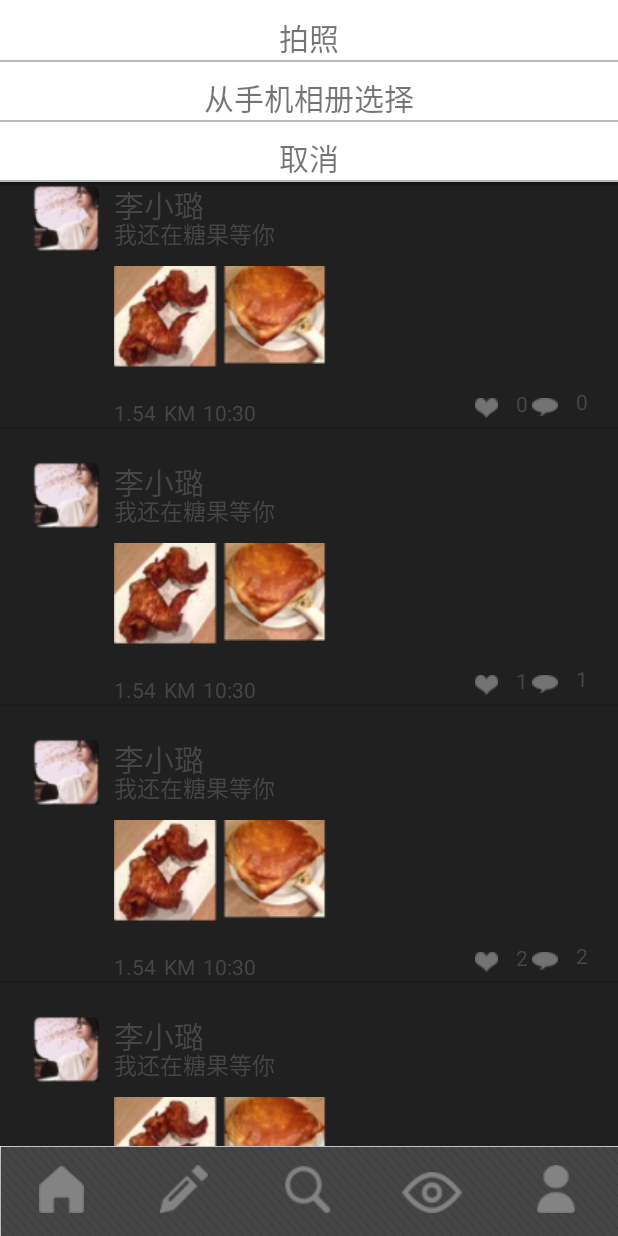
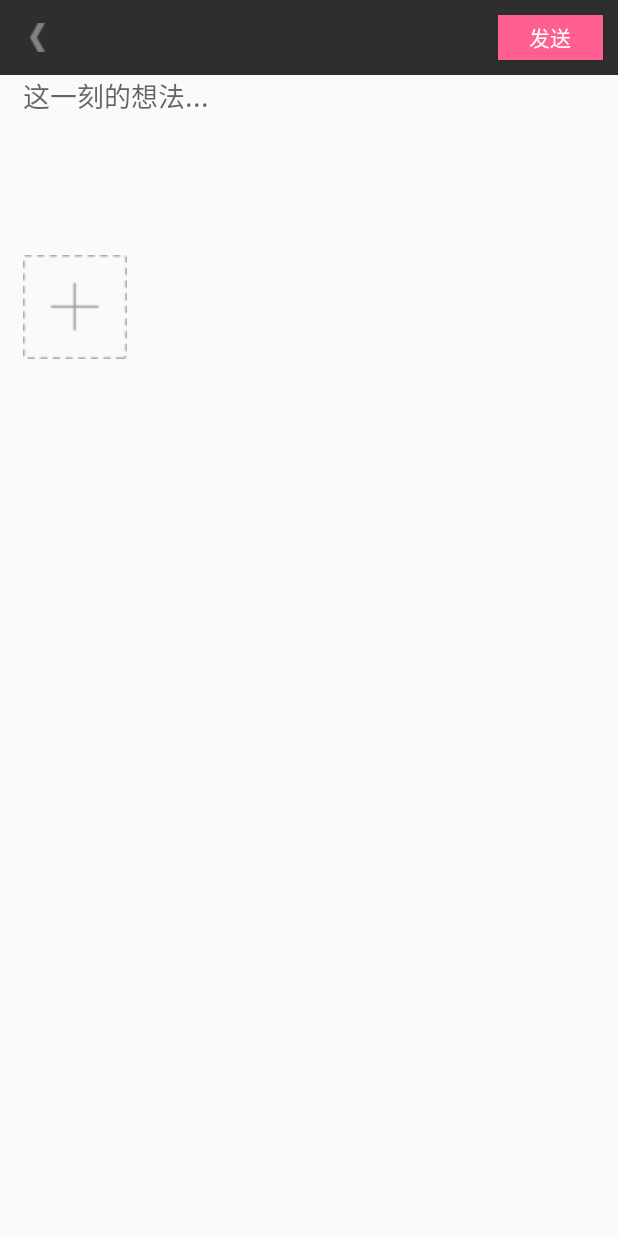
Before and after one commit to chent1030/MyPlayMusic, an Android app: the fragment Fragment4 placed in its activity, after a tap on an icon or button, on a phone screen of 412 x 824 dp. Run offline under Robolectric (Android 15) with nearby library versions, the phone set to English and light mode, and no system bars.

Commit message:
ten123411

```diff
--- a/app/src/main/AndroidManifest.xml
+++ b/app/src/main/AndroidManifest.xml
@@ -61,13 +61,14 @@
         <activity android:name=".me_activity.SettingPasswordActivity" />
         <activity android:name=".me_activity.MessageRemindActivity" />
         <activity android:name=".me_activity.ChatBackgroundActivity" />
-        <activity android:name=".me_activity.BlackListActivity"></activity>
-        <activity android:name=".person_activity.PersonActivity"/>
+        <activity android:name=".me_activity.BlackListActivity" />
+        <activity android:name=".person_activity.PersonActivity" />
         <activity
             android:name="com.mob.tools.MobUIShell"
             android:configChanges="keyboardHidden|orientation|screenSize"
             android:theme="@android:style/Theme.Translucent.NoTitleBar"
             android:windowSoftInputMode="stateHidden|adjustResize" />
+        <activity android:name=".circle_activity.ShareCircleActivity"></activity>
     </application>
 
 </manifest>
--- a/app/src/main/java/com/geminno/app/myplaymusic/FindPasswordActivity.java
+++ b/app/src/main/java/com/geminno/app/myplaymusic/FindPasswordActivity.java
@@ -127,7 +127,6 @@ public class FindPasswordActivity extends AppCompatActivity implements TextWatch
 
                 String et_ver=et_verifycode_forgetpassword.getText().toString();
                 SMSSDK.submitVerificationCode("86",phone_new,et_ver);
-
                 if(!MyUtils.isPassword(et_newpassword.getText().toString())){
                     new AlertDialog.Builder(this).setTitle("提示")
                             .setMessage("新密码必须同时包含数字和字母,长度6至12位")
@@ -175,11 +174,11 @@ public class FindPasswordActivity extends AppCompatActivity implements TextWatch
                 &&!TextUtils.isEmpty(et_newpassword.getText().toString())
                 &&!TextUtils.isEmpty(et_ms_newpassword.getText().toString())){
 
-            btn_save.setClickable(true);
+            btn_save.setEnabled(true);
             btn_save.setBackgroundColor(Color.parseColor("#FF6091"));
 
         }else{
-            btn_save.setClickable(false);
+            btn_save.setEnabled(false);
             btn_save.setBackgroundColor(Color.parseColor("#cccccc"));
         }
 
--- a/app/src/main/java/com/geminno/app/myplaymusic/MainActivity.java
+++ b/app/src/main/java/com/geminno/app/myplaymusic/MainActivity.java
@@ -93,6 +93,7 @@ public class MainActivity extends AppCompatActivity implements TextWatcher,View.
         switch (v.getId()) {
             case R.id.bt_login:
                 startActivity(new Intent(this,NearActivity.class));
+                this.finish();
                 break;
         }
     }
--- /dev/null
+++ b/app/src/main/java/com/geminno/app/myplaymusic/circle_activity/ShareCircleActivity.java
@@ -0,0 +1,167 @@
+package com.geminno.app.myplaymusic.circle_activity;
+
+import android.animation.ObjectAnimator;
+import android.app.Activity;
+import android.content.Intent;
+import android.database.Cursor;
+import android.graphics.Bitmap;
+import android.graphics.BitmapFactory;
+import android.graphics.drawable.BitmapDrawable;
+import android.net.Uri;
+import android.provider.MediaStore;
+import android.support.v7.app.AppCompatActivity;
+import android.os.Bundle;
+import android.view.Gravity;
+import android.view.LayoutInflater;
+import android.view.View;
+import android.view.ViewGroup;
+import android.widget.Button;
+import android.widget.ImageButton;
+import android.widget.ImageView;
+import android.widget.PopupWindow;
+import android.widget.RelativeLayout;
+import android.widget.TextView;
+
+import com.geminno.app.myplaymusic.R;
+
+public class ShareCircleActivity extends AppCompatActivity implements View.OnClickListener{
+
+    private Button btn_sharecircle;
+    private ImageButton ib_sharecircle;
+    PopupWindow popupWindow;
+    private static final int RESULT_LOAD_IMAGE = 200;
+    private TextView tv_takephoto;
+    private TextView tv_fromphone;
+    private TextView cancel_photo;
+    private RelativeLayout rl_view_1;
+    private ImageView iv_sharecircle;
+
+    @Override
+    protected void onCreate(Bundle savedInstanceState) {
+        super.onCreate(savedInstanceState);
+        setContentView(R.layout.activity_share_circle);
+
+        iv_sharecircle = ((ImageView) findViewById(R.id.iv_sharecircle));
+        rl_view_1 = ((RelativeLayout) findViewById(R.id.rl_view_1));
+        btn_sharecircle = ((Button) findViewById(R.id.btn_sharecircle));
+        ib_sharecircle=((ImageButton) findViewById(R.id.ib_sharecircle));
+        btn_sharecircle.setOnClickListener(this);
+        ib_sharecircle.setOnClickListener(this);
+    }
+
+    @Override
+    public void onClick(View v) {
+        switch (v.getId()) {
+            case R.id.btn_sharecircle:
+                this.finish();
+                break;
+            case R.id.ib_sharecircle:
+                final View photo = LayoutInflater.from(this).inflate(R.layout.photo, null);
+                tv_takephoto = ((TextView) photo.findViewById(R.id.tv_takephoto));
+                tv_fromphone = ((TextView) photo.findViewById(R.id.tv_fromphone));
+                cancel_photo = ((TextView) photo.findViewById(R.id.cancel_photo));
+
+                tv_takephoto.setOnClickListener(new View.OnClickListener() {
+                    @Override
+                    public void onClick(View v) {
+                        //    Intent camera = new Intent(MediaStore.ACTION_IMAGE_CAPTURE);
+                        //startActivityForResult(camera, RESULT_LOAD_IMAGE);
+                        Intent intent=new Intent();
+                        intent.setAction("android.media.action.STILL_IMAGE_CAMERA");
+                        startActivity(intent);
+                    }
+                });
+
+                tv_fromphone.setOnClickListener(new View.OnClickListener() {
+                    @Override
+                    public void onClick(View v) {
+
+                        Intent picture = new Intent(Intent.ACTION_PICK, MediaStore.Images.Media.EXTERNAL_CONTENT_URI);
+                        startActivityForResult(picture, RESULT_LOAD_IMAGE );
+
+                    }
+                });
+
+                cancel_photo.setOnClickListener(new View.OnClickListener() {
+                    @Override
+                    public void onClick(View v) {
+                        popupWindow.dismiss();
+                    }
+                });
+
+
+                if (popupWindow == null) {
+                    popupWindow = new PopupWindow(photo, ViewGroup.LayoutParams.MATCH_PARENT, ViewGroup.LayoutParams.WRAP_CONTENT);
+                    popupWindow.setOutsideTouchable(true);
+                    popupWindow.setBackgroundDrawable(new BitmapDrawable());
+                    popupWindow.setFocusable(true);
+                }
+                popupWindow.showAtLocation(rl_view_1, Gravity.BOTTOM, 0, 0);
+        }
+}
+
+    @Override
+    public void onActivityResult(int requestCode, int resultCode, Intent data) {
+        super.onActivityResult(requestCode, resultCode, data);
+        if (data == null) {
+            return;
+        }
+        switch (requestCode) {
+//            case RESULT_LOAD_IMAGE:
+//                switch (resultCode) {
+//                    case Activity.RESULT_OK://照相完成点击确定
+//                        String sdStatus = Environment.getExternalStorageState();
+//                        if (!sdStatus.equals(Environment.MEDIA_MOUNTED)) {//检测sd是否可用
+//                            Log.v("TestFile", "SD card is not avaiable/writeable right now");
+//                            return;
+//                        }
+//                        SimpleDateFormat sdf = new SimpleDateFormat("yyyyMMdd_hhmmss");
+//                        String name = sdf.format(Calendar.getInstance().getTime()) + ".jpg";
+//                        System.out.println(name);
+//
+//                        Bundle bundle = data.getExtras();
+//                        Bitmap bitmap = (Bitmap) bundle.get("data");
+//
+//                        File file = new File("/sdcard/picak/");
+//                        file.mkdirs();
+//
+//                        String fileName = file.getPath() + name;
+//
+//                        FileOutputStream fos = null;
+//
+//                        try {
+//                            fos = new FileOutputStream(fileName);
+//                            bitmap.compress(Bitmap.CompressFormat.JPEG, 100, fos);
+//                        } catch (FileNotFoundException e) {
+//                            e.printStackTrace();
+//                        } finally {
+//                            try {
+//                                fos.flush();
+//                                fos.close();
+//                            } catch (IOException e) {
+//                                e.printStackTrace();
+//                            }
+//                        }
+//                }
+//
+//
+            case RESULT_LOAD_IMAGE :
+                if (resultCode == Activity.RESULT_OK) {
+                    Uri selectedImage = data.getData();
+                    String[] filePathColumns = {MediaStore.Images.Media.DATA};
+                    Cursor c = this.getContentResolver().query(selectedImage, filePathColumns, null, null, null);
+                    c.moveToNext();
+                    int columnIndex = c.getColumnIndex(filePathColumns[0]);
+                    String picturePath = c.getString(columnIndex);
+                    c.close();
+                   Bitmap bm= BitmapFactory.decodeFile(picturePath,null);
+                    iv_sharecircle.setImageBitmap(bm);
+                    ObjectAnimator oa=ObjectAnimator.ofFloat(ib_sharecircle,"translationX",0,iv_sharecircle.getWidth());
+                    oa.setDuration(100);
+                    oa.start();
+                }
+
+        }
+
+    }
+}
--- a/app/src/main/java/com/geminno/app/myplaymusic/fragment/Fragment1.java
+++ b/app/src/main/java/com/geminno/app/myplaymusic/fragment/Fragment1.java
@@ -17,14 +17,14 @@ import com.geminno.app.myplaymusic.person_activity.PersonActivity;
  */
 public class Fragment1 extends CommFragment {
     View view;
-    private ImageButton ib_near_search;
+
     private ImageButton ib_screen;
     private RadioGroup rg_near;
 
     @Override
     public View initview(LayoutInflater inflater) {
         view = inflater.inflate(R.layout.near,null);
-        ib_near_search = ((ImageButton) view.findViewById(R.id.ib_near_search));
+
         ib_screen = ((ImageButton) view.findViewById(R.id.ib_screen));
         rg_near = ((RadioGroup) view.findViewById(R.id.rg_near));
         return view;
--- a/app/src/main/java/com/geminno/app/myplaymusic/fragment/Fragment4.java
+++ b/app/src/main/java/com/geminno/app/myplaymusic/fragment/Fragment4.java
@@ -25,6 +25,7 @@ import com.geminno.app.myplaymusic.Comm.CommFragment;
 import com.geminno.app.myplaymusic.MainActivity;
 import com.geminno.app.myplaymusic.NearActivity;
 import com.geminno.app.myplaymusic.R;
+import com.geminno.app.myplaymusic.circle_activity.ShareCircleActivity;
 
 import org.w3c.dom.Text;
 
@@ -44,14 +45,11 @@ import java.util.Locale;
 public class Fragment4 extends CommFragment {
 
 
-    private static final int RESULT_LOAD_IMAGE = 10;
+
     private RadioGroup rg_friend_circle;
     private ImageButton ib_photo;
-    PopupWindow popupWindow;
     View view;
-    private TextView tv_takephoto;
-    private TextView tv_fromphone;
-    private TextView cancel_photo;
+
 
 
     @Override
@@ -96,110 +94,11 @@ public class Fragment4 extends CommFragment {
         ib_photo.setOnClickListener(new View.OnClickListener() {
             @Override
             public void onClick(View v) {
-                final View photo = LayoutInflater.from(getActivity()).inflate(R.layout.photo, null);
-                tv_takephoto = ((TextView) photo.findViewById(R.id.tv_takephoto));
-                tv_fromphone = ((TextView) photo.findViewById(R.id.tv_fromphone));
-                cancel_photo = ((TextView) photo.findViewById(R.id.cancel_photo));
+                startActivity(new Intent(getActivity(), ShareCircleActivity.class));
 
-                tv_takephoto.setOnClickListener(new View.OnClickListener() {
-                    @Override
-                    public void onClick(View v) {
-                        //    Intent camera = new Intent(MediaStore.ACTION_IMAGE_CAPTURE);
-                        //startActivityForResult(camera, RESULT_LOAD_IMAGE);
-                        Intent intent=new Intent();
-                        intent.setAction("android.media.action.STILL_IMAGE_CAMERA");
-                        startActivity(intent);
-                    }
-                });
+            }
 
-                tv_fromphone.setOnClickListener(new View.OnClickListener() {
-                    @Override
-                    public void onClick(View v) {
+        });
 
-                        Intent picture = new Intent(Intent.ACTION_PICK, MediaStore.Images.Media.EXTERNAL_CONTENT_URI);
-                        startActivityForResult(picture, RESULT_LOAD_IMAGE + 1);
-
-                    }
-                });
-
-                cancel_photo.setOnClickListener(new View.OnClickListener() {
-                    @Override
-                    public void onClick(View v) {
-                        popupWindow.dismiss();
-                    }
-                });
-
-
-                if (popupWindow == null) {
-                    popupWindow = new PopupWindow(photo, ViewGroup.LayoutParams.MATCH_PARENT, ViewGroup.LayoutParams.WRAP_CONTENT);
-                    popupWindow.setOutsideTouchable(true);
-                    popupWindow.setBackgroundDrawable(new BitmapDrawable());
-                    popupWindow.setFocusable(true);
-                }
-                popupWindow.showAtLocation(view, Gravity.BOTTOM, 0, 0);
-            }
-        });
     }
-
-//    @Override
-//    public void onActivityResult(int requestCode, int resultCode, Intent data) {
-//        super.onActivityResult(requestCode, resultCode, data);
-//        if (data == null) {
-//            return;
-//        }
-//        switch (requestCode) {
-//            case RESULT_LOAD_IMAGE:
-//                switch (resultCode) {
-//                    case Activity.RESULT_OK://照相完成点击确定
-//                        String sdStatus = Environment.getExternalStorageState();
-//                        if (!sdStatus.equals(Environment.MEDIA_MOUNTED)) {//检测sd是否可用
-//                            Log.v("TestFile", "SD card is not avaiable/writeable right now");
-//                            return;
-//                        }
-//                        SimpleDateFormat sdf = new SimpleDateFormat("yyyyMMdd_hhmmss");
-//                        String name = sdf.format(Calendar.getInstance().getTime()) + ".jpg";
-//                        System.out.println(name);
-//
-//                        Bundle bundle = data.getExtras();
-//                        Bitmap bitmap = (Bitmap) bundle.get("data");
-//
-//                        File file = new File("/sdcard/picak/");
-//                        file.mkdirs();
-//
-//                        String fileName = file.getPath() + name;
-//
-//                        FileOutputStream fos = null;
-//
-//                        try {
-//                            fos = new FileOutputStream(fileName);
-//                            bitmap.compress(Bitmap.CompressFormat.JPEG, 100, fos);
-//                        } catch (FileNotFoundException e) {
-//                            e.printStackTrace();
-//                        } finally {
-//                            try {
-//                                fos.flush();
-//                                fos.close();
-//                            } catch (IOException e) {
-//                                e.printStackTrace();
-//                            }
-//                        }
-//                }
-//
-//
-//            case RESULT_LOAD_IMAGE + 1:
-//                if (resultCode == Activity.RESULT_OK) {
-//                    Uri selectedImage = data.getData();
-//                    String[] filePathColumns = {MediaStore.Images.Media.DATA};
-//                    Cursor c = getActivity().getContentResolver().query(selectedImage, filePathColumns, null, null, null);
-//                    c.moveToNext();
-//                    int columnIndex = c.getColumnIndex(filePathColumns[0]);
-//                    String picturePath = c.getString(columnIndex);
-//                    c.close();
-//                }
-//
-//        }
-//
-//    }
-
-
 }
--- a/app/src/main/java/com/geminno/app/myplaymusic/fragment/Fragment4_1.java
+++ b/app/src/main/java/com/geminno/app/myplaymusic/fragment/Fragment4_1.java
@@ -1,6 +1,8 @@
 package com.geminno.app.myplaymusic.fragment;
 import android.content.Context;
 import android.content.Intent;
+import android.os.Handler;
+import android.os.Message;
 import android.view.LayoutInflater;
 import android.view.View;
 import android.view.ViewGroup;
@@ -28,6 +30,7 @@ import java.util.Map;
 public class Fragment4_1 extends CommFragment {
 
     private PullToRefreshListView lv_friend_circle_1;
+    boolean flag;
 
     @Override
     public View initview(LayoutInflater inflater) {
@@ -50,6 +53,8 @@ public class Fragment4_1 extends CommFragment {
         lv_friend_circle_1.setAdapter(new BaseAdapter() {
 
 
+            private ImageButton ib_like_1;
+
             @Override
             public int getCount() {
                 return circleList.size();
@@ -68,6 +73,22 @@ public class Fragment4_1 extends CommFragment {
             @Override
             public View getView(final int position, View convertView, ViewGroup parent) {
                 View view= View.inflate(getActivity(),R.layout.list_item1,null);
+                ib_like_1 = ((ImageButton) view.findViewById(R.id.ib_like_1));
+
+                flag=false;
+                final Handler handler=new Handler(){
+                    @Override
+                    public void handleMessage(Message msg) {
+                        switch (msg.what) {
+                            case 1:
+                                flag=(boolean)msg.obj;
+                                break;
+                            case 0:
+                                flag=(boolean)msg.obj;
+                                break;
+                        }
+                    }
+                };
 
                 ImageButton ib_commet_1 = ((ImageButton) view.findViewById(R.id.ib_commet_1));
                 ImageView iv_headpic_1=((ImageView) view.findViewById(R.id.iv_headpic_1));
@@ -76,7 +97,7 @@ public class Fragment4_1 extends CommFragment {
                 ImageView iv_body_1=((ImageView) view.findViewById(R.id.iv_body_1));
                 TextView tv_list_item3_1=((TextView) view.findViewById(R.id.tv_list_item3_1));
                 TextView tv_list_item5_1=((TextView) view.findViewById(R.id.tv_list_item5_1));
-                TextView tv_list_item6_1=((TextView) view.findViewById(R.id.tv_list_item6_1));
+               final TextView tv_list_item6_1=((TextView) view.findViewById(R.id.tv_list_item6_1));
                 TextView tv_list_item7_1=((TextView) view.findViewById(R.id.tv_list_item7_1));
 
                 iv_headpic_1.setImageResource(circleList.get(position).getHeadPic());
@@ -85,8 +106,28 @@ public class Fragment4_1 extends CommFragment {
                 iv_body_1.setImageResource(circleList.get(position).getPicShare());
                 tv_list_item3_1.setText(circleList.get(position).getDistance()+"");
                 tv_list_item5_1.setText(DateUtils.DateToString(circleList.get(position).getDate()));
-                tv_list_item6_1.setText(circleList.get(position).getLikeCount()+"");
+                 tv_list_item6_1.setText(circleList.get(position).getLikeCount()+"");
                 tv_list_item7_1.setText(circleList.get(position).getCommentCount()+"");
+
+                ib_like_1.setOnClickListener(new View.OnClickListener() {
+                    @Override
+                    public void onClick(View v) {
+
+                        if(flag==false) {
+                            tv_list_item6_1.setText((Integer.parseInt(tv_list_item6_1.getText().toString()) + 1)+"");
+                            Message msg=handler.obtainMessage();
+                            msg.what=1;
+                            msg.obj=true;
+                            handler.sendMessage(msg);
+                        }else{
+                            tv_list_item6_1.setText((Integer.parseInt(tv_list_item6_1.getText().toString()) - 1)+"");
+                            Message msg=handler.obtainMessage();
+                            msg.what=0;
+                            msg.obj=false;
+                            handler.sendMessage(msg);
+                        }
+                    }
+                });
 
                 ib_commet_1.setOnClickListener(new View.OnClickListener() {
                     @Override
--- /dev/null
+++ b/app/src/main/res/drawable/addicon.xml
@@ -0,0 +1,5 @@
+<?xml version="1.0" encoding="utf-8"?>
+<selector xmlns:android="http://schemas.android.com/apk/res/android">
+<item android:state_pressed="true" android:drawable="@drawable/icon_addpic_focused" />
+    <item android:state_pressed="false" android:drawable="@drawable/icon_addpic_unfocused" />
+</selector>
--- /dev/null
+++ b/app/src/main/res/drawable/et_pattern.xml
@@ -0,0 +1,4 @@
+<?xml version="1.0" encoding="utf-8"?>
+<shape xmlns:android="http://schemas.android.com/apk/res/android" android:shape="rectangle">
+    <stroke android:color="#ffffff" android:width="0dp" />
+</shape>
--- a/app/src/main/res/layout/activity_acount_safe.xml
+++ b/app/src/main/res/layout/activity_acount_safe.xml
@@ -116,11 +116,10 @@
             android:text="修改密码"/>
         <ImageButton
             android:id="@+id/ib_account_safe_2"
-            android:layout_width="wrap_content"
+            android:layout_width="60dp"
             android:layout_height="wrap_content"
             android:src="@drawable/tv_me_2"
             android:background="@null"
-            android:layout_marginRight="20dp"
             android:layout_alignParentRight="true"/>
 
     </RelativeLayout>
--- a/app/src/main/res/layout/activity_find_password.xml
+++ b/app/src/main/res/layout/activity_find_password.xml
@@ -104,7 +104,7 @@
 
     <Button
         android:id="@+id/btn_save"
-        android:clickable="false"
+        android:enabled="false"
         android:background="#cccccc"
         android:layout_below="@id/et_ms_newpassword"
         android:layout_marginTop="20dp"
--- /dev/null
+++ b/app/src/main/res/layout/activity_share_circle.xml
@@ -0,0 +1,57 @@
+<?xml version="1.0" encoding="utf-8"?>
+<RelativeLayout xmlns:android="http://schemas.android.com/apk/res/android"
+    xmlns:tools="http://schemas.android.com/tools"
+    android:layout_width="match_parent"
+    android:layout_height="match_parent"
+    android:id="@+id/rl_view_1"
+    tools:context="com.geminno.app.myplaymusic.circle_activity.ShareCircleActivity">
+    <TextView
+        android:id="@+id/tv_sharecircle"
+        style="@style/actiontitle"/>
+
+    <Button
+        android:id="@+id/btn_sharecircle"
+        android:layout_width="50dp"
+        android:layout_height="wrap_content"
+        android:drawableTop="@drawable/arrow"
+        android:paddingTop="15dp"
+        android:background="@null" />
+
+    <Button
+        android:layout_marginTop="10dp"
+        android:layout_marginRight="10dp"
+        android:layout_width="70dp"
+        android:layout_height="30dp"
+        android:layout_alignRight="@id/tv_sharecircle"
+        android:text="发送"
+        android:textColor="#ffffff"
+        android:background="#FF6091"/>
+
+    <EditText
+        android:layout_marginLeft="15dp"
+        android:id="@+id/et_sharecircle"
+        android:background="@drawable/et_pattern"
+        android:gravity="top"
+        android:layout_below="@id/tv_sharecircle"
+        android:layout_width="match_parent"
+        android:layout_height="120dp"
+        android:hint="这一刻的想法..."/>
+
+    <ImageView
+        android:id="@+id/iv_sharecircle"
+        android:layout_alignLeft="@id/et_sharecircle"
+        android:layout_below="@id/et_sharecircle"
+        android:layout_width="70dp"
+        android:layout_height="70dp"
+        />
+
+    <ImageButton
+        android:id="@+id/ib_sharecircle"
+        android:layout_alignLeft="@id/et_sharecircle"
+        android:layout_below="@id/et_sharecircle"
+        android:background="@null"
+        android:src="@drawable/addicon"
+        android:layout_width="wrap_content"
+        android:layout_height="wrap_content" />
+
+</RelativeLayout>
```
Also changed, not shown: app/src/main/res/layout/activity_chat_background.xml (+3 -6 lines), app/src/main/res/layout/activity_help.xml (+16 -24 lines), app/src/main/res/layout/activity_me_info.xml (+26 -39 lines), app/src/main/res/layout/activity_setting.xml (+5 -10 lines), app/src/main/res/layout/me.xml (+6 -11 lines), app/src/main/res/drawable/icon_addpic_focused.png (added), app/src/main/res/drawable/icon_addpic_unfocused.png (added), 13 other files.
